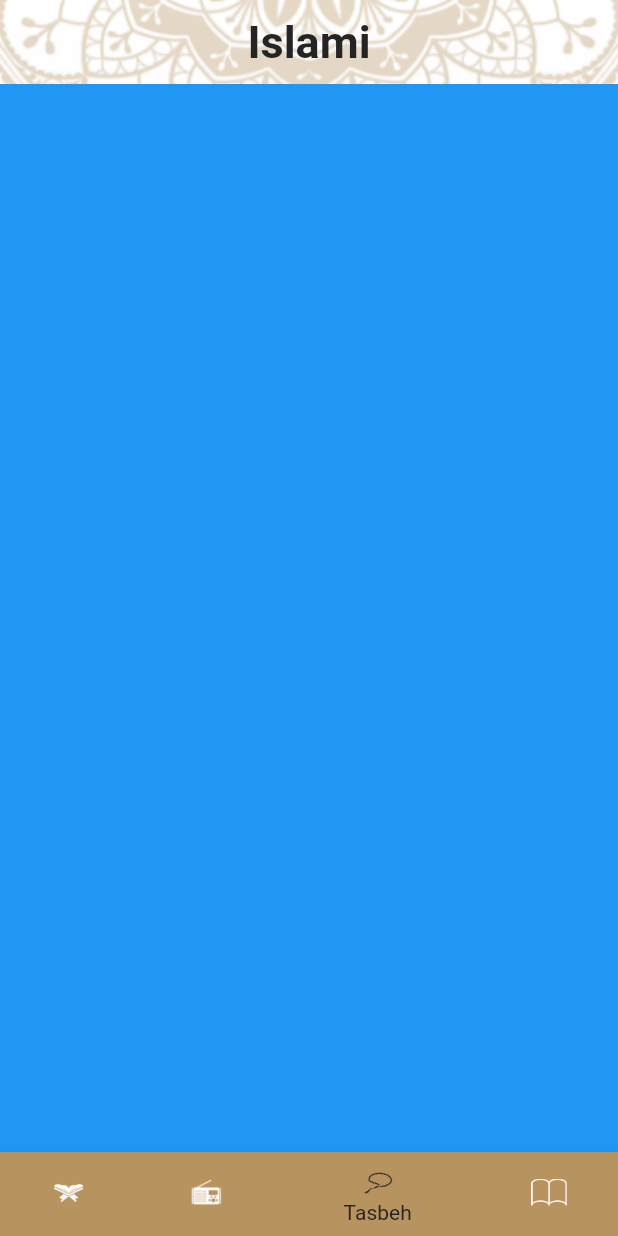
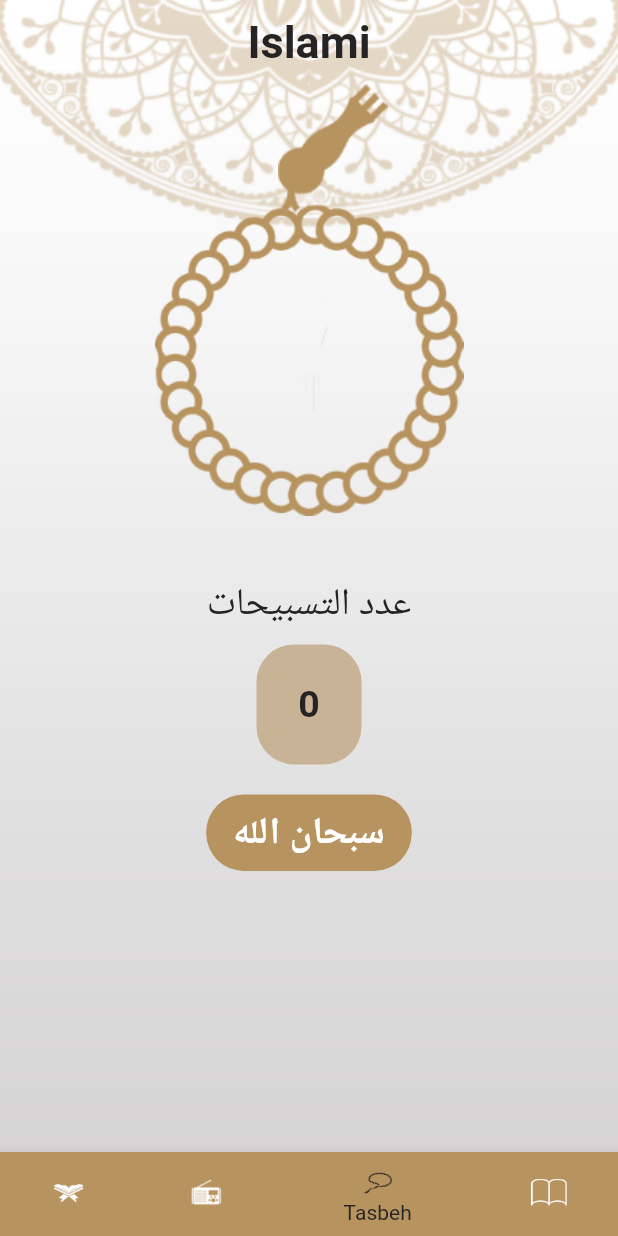
Before and after one commit to mazen0o/Islami_app, a Flutter app: the screen it shows after launch, item 3 of the bottom bar chosen, on a phone screen of 412 x 824 dp. Run offline on Flutter 3.47's test engine with Material 2 defaults, Android fonts, the phone set to English and light mode, and no system bars.

Commit message:
create sebha screen

```diff
--- a/lib/tabs/sebha.dart
+++ b/lib/tabs/sebha.dart
@@ -1,10 +1,114 @@
 import 'package:flutter/material.dart';
 
-class SebhaScreen extends StatelessWidget {
+class SebhaScreen extends StatefulWidget {
+  @override
+  State<SebhaScreen> createState() => _SebhaScreenState();
+}
+
+class _SebhaScreenState extends State<SebhaScreen> {
+  List<String> tsbeh = [
+    "سبحان الله",
+    "الحمد لله",
+    "الله اكبر",
+  ];
+  int index = 0;
+  int counter = 0;
+  double angle = 0;
+
   @override
   Widget build(BuildContext context) {
+    Size size = MediaQuery.of(context).size;
+
     return Container(
-      color: Colors.blue,
+      color: Colors.transparent,
+      width: double.infinity,
+      child: Column(
+        children: [
+          Container(
+            height: size.height * .4,
+            child: Stack(
+              children: [
+                Positioned(
+                  left: size.width * .45,
+                  child: Image.asset(
+                    "assets/images/head of seb7a.png",
+                  ),
+                ),
+                Positioned(
+                  top: 80,
+                  right: size.width * .25,
+                  left: size.width * .25,
+                  child: InkWell(
+                    onTap: onPressed,
+                    highlightColor: Colors.transparent,
+                    splashColor: Colors.transparent,
+                    child: Transform.rotate(
+                      angle: angle,
+                      child: Image.asset(
+                        "assets/images/body of seb7a.png",
+                      ),
+                    ),
+                  ),
+                ),
+              ],
+            ),
+          ),
+          Text(
+            "عدد التسبيحات",
+            style: Theme.of(context)
+                .textTheme
+                .displayMedium
+                ?.copyWith(fontWeight: FontWeight.w300),
+          ),
+          SizedBox(
+            height: 10,
+          ),
+          Container(
+            alignment: Alignment.center,
+            width: 70,
+            height: 80,
+            decoration: BoxDecoration(
+                color: Color(0xFFC9B396),
+                borderRadius: BorderRadius.circular(25)),
+            child: Text(
+              "$counter",
+              style: Theme.of(context).textTheme.displayMedium,
+            ),
+          ),
+          SizedBox(
+            height: 20,
+          ),
+          Container(
+            alignment: Alignment.center,
+            width: 137,
+            height: 51,
+            decoration: BoxDecoration(
+                color: Theme.of(context).primaryColor,
+                borderRadius: BorderRadius.circular(25)),
+            child: Text(
+              "${tsbeh[index]}",
+              style: Theme.of(context)
+                  .textTheme
+                  .displayMedium
+                  ?.copyWith(color: Colors.white),
+            ),
+          ),
+        ],
+      ),
     );
   }
+
+  onPressed() {
+    angle--;
+    counter++;
+    if (counter > 33) {
+      index++;
+      counter = 0;
+    }
+    if (index > tsbeh.length - 1) {
+      index = 0;
+      counter = 0;
+    }
+    setState(() {});
+  }
 }
```
Also changed, not shown: assets/images/2.0x/body of seb7a@2x.png (added), assets/images/2.0x/head of seb7a@2x.png (added), assets/images/3.0x/body of seb7a@3x.png (added), assets/images/3.0x/head of seb7a@3x.png (added), assets/images/body of seb7a.png (added), assets/images/head of seb7a.png (added).
